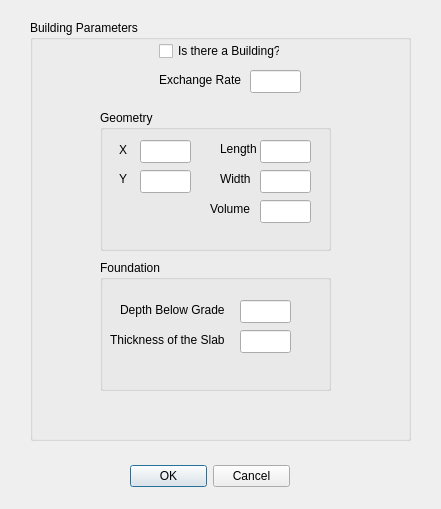
The window that Experimental/VaporIntrusionGUI/VaporIntrusionDelegate/BuildingDialog.ui (perryiv/cadkit) describes before a commit, drawn with Qt 5.
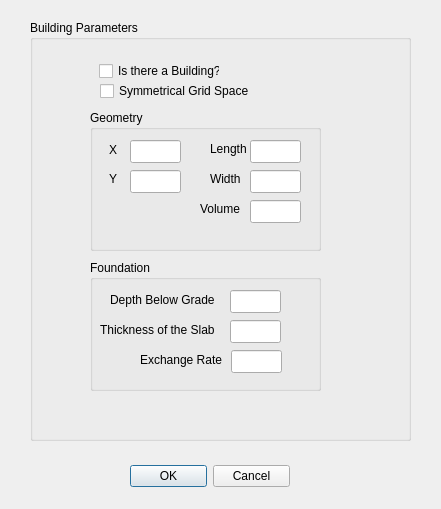
The same window after the commit.

Commit message: - added snap-to grid function. - applied snap-to grid function to the building.

```diff
--- a/Experimental/VaporIntrusionGUI/VaporIntrusionDelegate/BuildingDialog.ui
+++ b/Experimental/VaporIntrusionGUI/VaporIntrusionDelegate/BuildingDialog.ui
@@ -43,8 +43,8 @@
    <widget class="QCheckBox" name="_buildingExists" >
     <property name="geometry" >
      <rect>
-      <x>129</x>
-      <y>20</y>
+      <x>69</x>
+      <y>40</y>
       <width>121</width>
       <height>22</height>
      </rect>
@@ -53,33 +53,10 @@
      <string>Is there a Building?</string>
     </property>
    </widget>
-   <widget class="QLabel" name="label_11" >
-    <property name="geometry" >
-     <rect>
-      <x>129</x>
-      <y>50</y>
-      <width>84</width>
-      <height>20</height>
-     </rect>
-    </property>
-    <property name="text" >
-     <string>Exchange Rate</string>
-    </property>
-   </widget>
-   <widget class="QLineEdit" name="_exchangeRate" >
-    <property name="geometry" >
-     <rect>
-      <x>220</x>
-      <y>50</y>
-      <width>51</width>
-      <height>23</height>
-     </rect>
-    </property>
-   </widget>
    <widget class="QGroupBox" name="groupBox" >
     <property name="geometry" >
      <rect>
-      <x>70</x>
+      <x>60</x>
       <y>90</y>
       <width>231</width>
       <height>141</height>
@@ -207,7 +184,7 @@
    <widget class="QGroupBox" name="groupBox_3" >
     <property name="geometry" >
      <rect>
-      <x>70</x>
+      <x>60</x>
       <y>240</y>
       <width>231</width>
       <height>131</height>
@@ -220,7 +197,7 @@
      <property name="geometry" >
       <rect>
        <x>140</x>
-       <y>40</y>
+       <y>30</y>
        <width>51</width>
        <height>23</height>
       </rect>
@@ -230,7 +207,7 @@
      <property name="geometry" >
       <rect>
        <x>140</x>
-       <y>70</y>
+       <y>60</y>
        <width>51</width>
        <height>23</height>
       </rect>
@@ -240,7 +217,7 @@
      <property name="geometry" >
       <rect>
        <x>10</x>
-       <y>70</y>
+       <y>60</y>
        <width>122</width>
        <height>20</height>
       </rect>
@@ -253,7 +230,7 @@
      <property name="geometry" >
       <rect>
        <x>20</x>
-       <y>40</y>
+       <y>30</y>
        <width>109</width>
        <height>20</height>
       </rect>
@@ -262,6 +239,42 @@
       <string>Depth Below Grade</string>
      </property>
     </widget>
+    <widget class="QLabel" name="label_11" >
+     <property name="geometry" >
+      <rect>
+       <x>50</x>
+       <y>90</y>
+       <width>84</width>
+       <height>20</height>
+      </rect>
+     </property>
+     <property name="text" >
+      <string>Exchange Rate</string>
+     </property>
+    </widget>
+    <widget class="QLineEdit" name="_exchangeRate" >
+     <property name="geometry" >
+      <rect>
+       <x>141</x>
+       <y>90</y>
+       <width>51</width>
+       <height>23</height>
+      </rect>
+     </property>
+    </widget>
+   </widget>
+   <widget class="QCheckBox" name="_symmetricalCheckBox" >
+    <property name="geometry" >
+     <rect>
+      <x>70</x>
+      <y>60</y>
+      <width>161</width>
+      <height>22</height>
+     </rect>
+    </property>
+    <property name="text" >
+     <string>Symmetrical Grid Space</string>
+    </property>
    </widget>
   </widget>
  </widget>
```
The commit also changes 12 other files.
